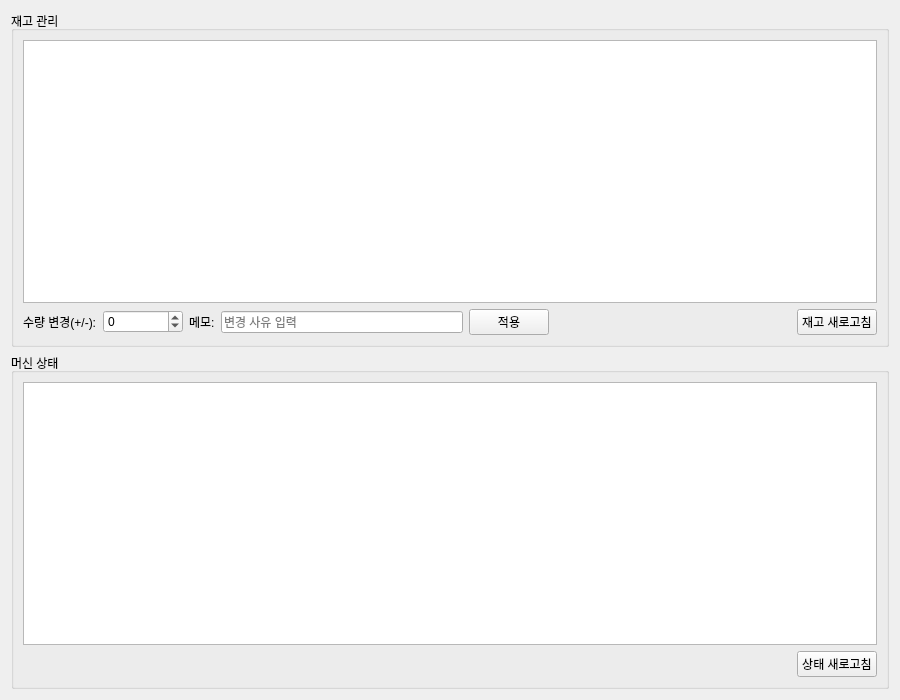
Old version of the form ui/admin_screen.ui in the repository addinedu-ros-11th/iot-repo-2.
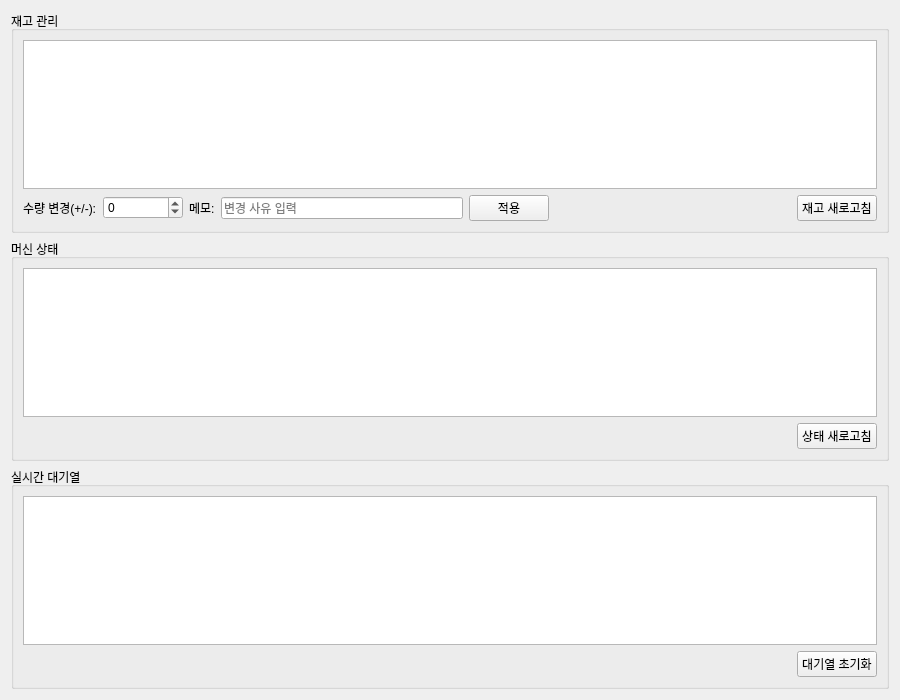
New version of the form.

Commit message: feat(queue): 주문 대기열 초기화 기능 추가

Patch:
```diff
--- a/ui/admin_screen.ui
+++ b/ui/admin_screen.ui
@@ -150,6 +150,53 @@
      </layout>
     </widget>
    </item>
+   
+   <item>
+    <widget class="QGroupBox" name="groupBox_queue">
+     <property name="title">
+      <string>실시간 대기열</string>
+     </property>
+     <layout class="QVBoxLayout" name="verticalLayout_queue">
+      <item>
+       <widget class="QTableWidget" name="queueTable">
+        <property name="editTriggers">
+         <set>QAbstractItemView::NoEditTriggers</set>
+        </property>
+        <property name="selectionMode">
+         <enum>QAbstractItemView::NoSelection</enum>
+        </property>
+        <property name="selectionBehavior">
+         <enum>QAbstractItemView::SelectRows</enum>
+        </property>
+       </widget>
+      </item>
+      <item>
+       <layout class="QHBoxLayout" name="horizontalLayout_queue_control">
+        <item>
+         <spacer name="horizontalSpacer_queue">
+          <property name="orientation">
+           <enum>Qt::Horizontal</enum>
+          </property>
+          <property name="sizeHint" stdset="0">
+           <size>
+            <width>40</width>
+            <height>20</height>
+           </size>
+          </property>
+         </spacer>
+        </item>
+        <item>
+         <widget class="QPushButton" name="btnResetQueue">
+          <property name="text">
+           <string>대기열 초기화</string>
+          </property>
+         </widget>
+        </item>
+       </layout>
+      </item>
+     </layout>
+    </widget>
+   </item>
   </layout>
  </widget>
  <resources/>
```
The commit also changes 6 other files.
